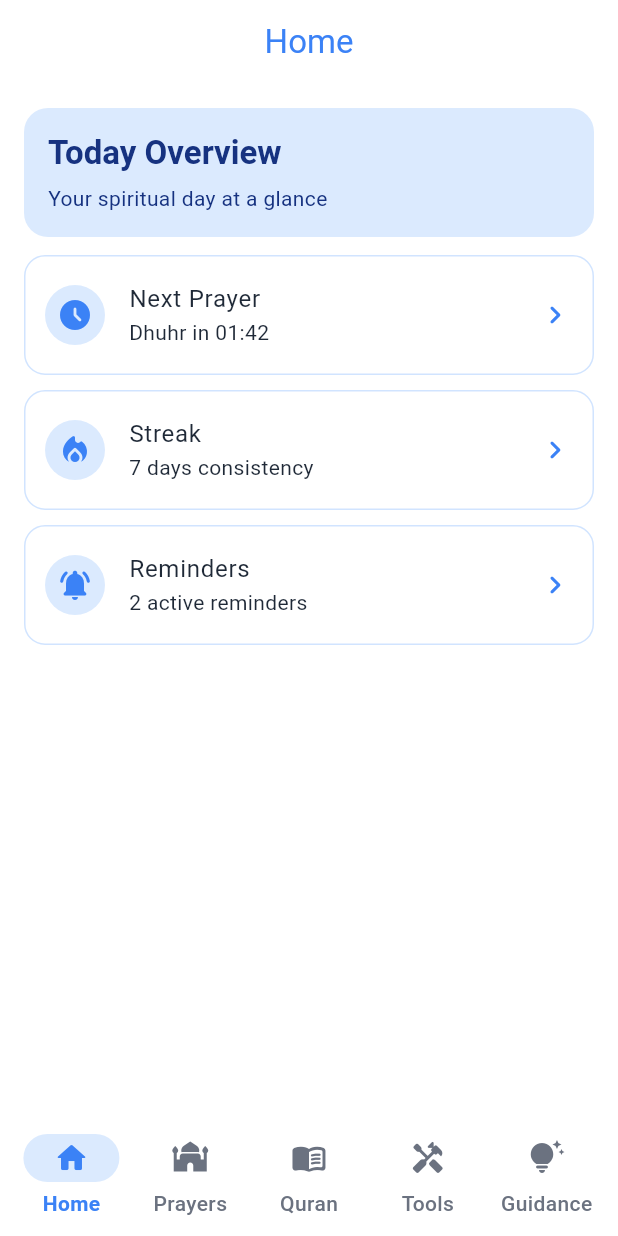
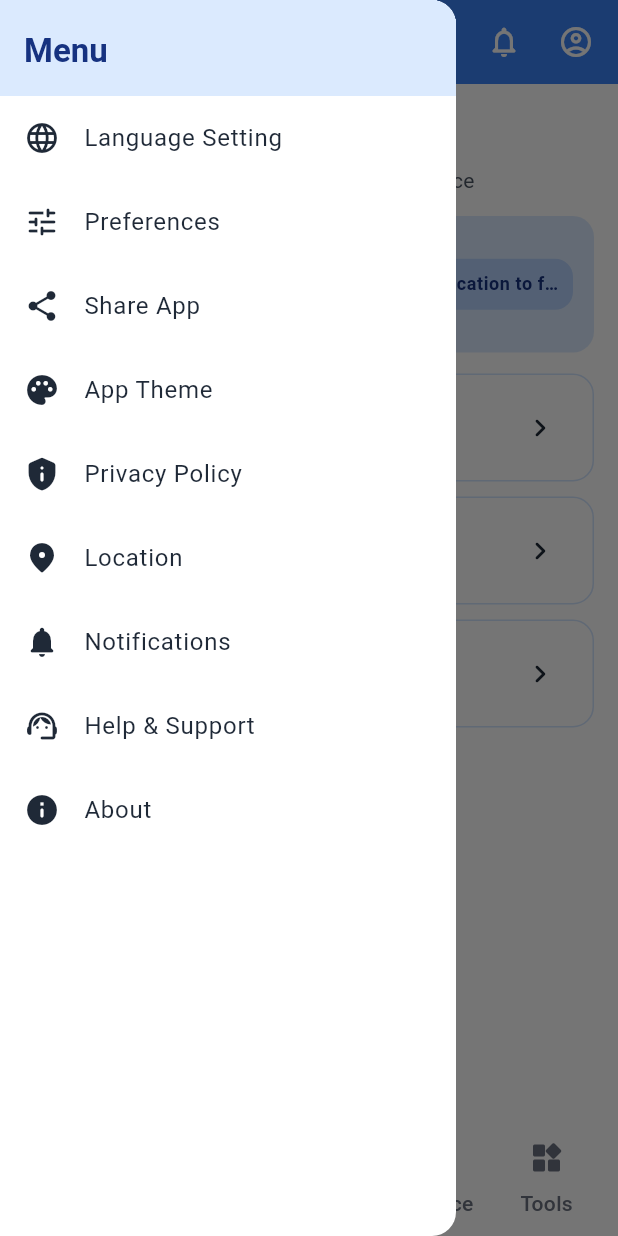
Before and after one commit to codemytelabs/Islamic-app, a Flutter app: the screen it shows after launch, with the side drawer open (before the commit the screen has no drawer), on a phone screen of 412 x 824 dp. Run offline on Flutter 3.47's test engine with Material 3 defaults, Android fonts, the light colour scheme and no system bars; our stand-ins replace geocoding, geolocator, hijri, shared_preferences.

Commit message:
side menu with widget enhancing

```diff
--- a/lib/core/main_shell.dart
+++ b/lib/core/main_shell.dart
@@ -1,6 +1,7 @@
 import 'package:flutter/material.dart';
-import '../shared/widgets/charm_section.dart';
 import '../shared/widgets/nafas_bottom_nav_bar.dart';
+import '../shared/widgets/app_side_menu_drawer.dart';
+import '../shared/widgets/home_hijri_location_card.dart';
 
 class MainShell extends StatefulWidget {
   const MainShell({super.key});
@@ -14,24 +15,136 @@ class _MainShellState extends State<MainShell> {
 
   static const List<NafasNavItem> _tabs = [
     NafasNavItem(label: 'Home', icon: Icons.home_rounded),
-    NafasNavItem(label: 'Prayers', icon: Icons.mosque_rounded),
-    NafasNavItem(label: 'Quran', icon: Icons.menu_book_rounded),
-    NafasNavItem(label: 'Tools', icon: Icons.handyman_rounded),
+      NafasNavItem(label: 'Prayers', icon: Icons.mosque_rounded),
+      NafasNavItem(label: 'Quran', icon: Icons.menu_book_rounded),
     NafasNavItem(label: 'Guidance', icon: Icons.tips_and_updates_rounded),
+    NafasNavItem(label: 'Tools', icon: Icons.widgets_rounded),
   ];
 
   static const List<Widget> _pages = [
     _HomeTab(),
-    _PrayersTab(),
-    _QuranTab(),
-    _ToolsTab(),
-    _GuidanceTab(),
+    _SectionPage(
+      title: 'Prayers',
+      subtitle: 'Prayer times and Qibla tools',
+      entries: [
+        _EntryData(
+          'Prayer Times',
+          'View daily prayer schedule',
+          Icons.schedule_rounded,
+        ),
+        _EntryData('Qibla', 'Find the Qibla direction', Icons.explore_rounded),
+      ],
+    ),
+    _SectionPage(
+      title: 'Quran',
+      subtitle: 'Read, reflect, and stay connected',
+      entries: [
+        _EntryData(
+          'Read Quran',
+          'Continue from your last ayah',
+          Icons.menu_book_rounded,
+        ),
+        _EntryData(
+          'Bookmarks',
+          'Quick access to saved surahs',
+          Icons.bookmarks_rounded,
+        ),
+        _EntryData(
+          'Tafsir',
+          'Understand verses with explanations',
+          Icons.chrome_reader_mode_rounded,
+        ),
+        _EntryData(
+          'Audio Recitation',
+          'Listen by your preferred reciter',
+          Icons.graphic_eq_rounded,
+        ),
+      ],
+    ),
+    _SectionPage(
+      title: 'Guidance',
+      subtitle: 'Daily learning and spiritual growth',
+      entries: [
+        _EntryData('Duas', 'Curated daily duas', Icons.favorite_rounded),
+        _EntryData(
+          'Adhkar',
+          'Morning and evening adhkar',
+          Icons.menu_book_rounded,
+        ),
+        _EntryData(
+          'Tasbih',
+          'Digital tasbih counter',
+          Icons.radio_button_checked_rounded,
+        ),
+        _EntryData('Fasting', 'Track fasting days', Icons.nights_stay_rounded),
+        _EntryData(
+          'Sadaqah',
+          'Manage charity intentions',
+          Icons.volunteer_activism_rounded,
+        ),
+        _EntryData(
+          'Reflections',
+          'Short spiritual reflections',
+          Icons.lightbulb_rounded,
+        ),
+        _EntryData(
+          'Learning',
+          'Bite-sized Islamic lessons',
+          Icons.school_rounded,
+        ),
+      ],
+    ),
+    _SectionPage(
+      title: 'Tools',
+      subtitle: 'Practical Islamic utilities',
+      entries: [
+        _EntryData(
+          'Zakat Calculator',
+          'Estimate zakat quickly',
+          Icons.calculate_rounded,
+        ),
+        _EntryData(
+          'Hijri Calendar',
+          'Check Hijri dates',
+          Icons.calendar_month_rounded,
+        ),
+      ],
+    ),
   ];
 
   @override
   Widget build(BuildContext context) {
     return Scaffold(
-      appBar: AppBar(title: Text(_tabs[_selectedIndex].label)),
+      drawer: AppSideMenuDrawer(
+        onItemSelected: (itemTitle) {
+          Navigator.of(context).pop();
+          ScaffoldMessenger.of(
+            context,
+          ).showSnackBar(SnackBar(content: Text('$itemTitle coming soon')));
+        },
+      ),
+      appBar: AppBar(
+        title: Text(_tabs[_selectedIndex].label),
+        actions: [
+          IconButton(
+            icon: const Icon(Icons.notifications_none_rounded),
+            onPressed: () {
+              ScaffoldMessenger.of(context).showSnackBar(
+                const SnackBar(content: Text('Notifications coming soon')),
+              );
+            },
+          ),
+          IconButton(
+            icon: const Icon(Icons.account_circle_outlined),
+            onPressed: () {
+              ScaffoldMessenger.of(context).showSnackBar(
+                const SnackBar(content: Text('Profile coming soon')),
+              );
+            },
+          ),
+          const SizedBox(width: 4),
+        ],
+      ),
       body: IndexedStack(index: _selectedIndex, children: _pages),
       bottomNavigationBar: NafasBottomNavBar(
         selectedIndex: _selectedIndex,
@@ -48,153 +161,93 @@ class _HomeTab extends StatelessWidget {
 
   @override
   Widget build(BuildContext context) {
-    return const CharmSection(
+    return const _SectionPage(
       title: 'Today Overview',
-      subtitle: 'Your spiritual day at a glance',
-      items: [
-        CharmItemData(
+      subtitle: 'Next prayer, streak, and reminders in one place',
+      entries: [
+        _EntryData(
           'Next Prayer',
           'Dhuhr in 01:42',
           Icons.access_time_filled_rounded,
         ),
-        CharmItemData(
+        _EntryData(
           'Streak',
           '7 days consistency',
           Icons.local_fire_department_rounded,
         ),
-        CharmItemData(
+        _EntryData(
           'Reminders',
           '2 active reminders',
           Icons.notifications_active_rounded,
+        ),
+      ],
+      topWidget: HomeHijriLocationCard(),
+    );
+  }
+}
+
+class _SectionPage extends StatelessWidget {
+  final String title;
+  final String subtitle;
+  final List<_EntryData> entries;
+  final Widget? topWidget;
+
+  const _SectionPage({
+    required this.title,
+    required this.subtitle,
+    required this.entries,
+    this.topWidget,
+  });
+
+  @override
+  Widget build(BuildContext context) {
+    final ColorScheme colors = Theme.of(context).colorScheme;
+
+    return ListView(
+      padding: const EdgeInsets.all(16),
+      children: [
+        Text(
+          title,
+          style: Theme.of(context).textTheme.headlineSmall?.copyWith(
+            color: colors.primary,
+            fontWeight: FontWeight.w700,
+          ),
+        ),
+        const SizedBox(height: 6),
+        Text(
+          subtitle,
+          style: Theme.of(
+            context,
+          ).textTheme.bodyMedium?.copyWith(color: const Color(0xFF4B5563)),
+        ),
+        const SizedBox(height: 14),
+        if (topWidget != null) topWidget!,
+        ...entries.map(
+          (entry) => Card(
+            elevation: 0,
+            margin: const EdgeInsets.only(bottom: 10),
+            shape: RoundedRectangleBorder(
+              borderRadius: BorderRadius.circular(14),
+              side: BorderSide(color: colors.outlineVariant),
+            ),
+            child: ListTile(
+              leading: Icon(entry.icon, color: colors.primary),
+              title: Text(entry.title),
+              subtitle: Text(entry.subtitle),
+              trailing: const Icon(Icons.chevron_right_rounded),
+              onTap: () {},
+            ),
+          ),
         ),
       ],
     );
   }
 }
 
-class _PrayersTab extends StatelessWidget {
-  const _PrayersTab();
+class _EntryData {
+  final String title;
+  final String subtitle;
+  final IconData icon;
 
-  @override
-  Widget build(BuildContext context) {
-    return const CharmSection(
-      title: 'Prayers',
-      subtitle: 'Stay aligned with time and direction',
-      items: [
-        CharmItemData(
-          'Prayer Times',
-          'View daily prayer schedule',
-          Icons.schedule_rounded,
-        ),
-        CharmItemData(
-          'Qibla',
-          'Find the Qibla direction',
-          Icons.explore_rounded,
-        ),
-      ],
-    );
-  }
+  const _EntryData(this.title, this.subtitle, this.icon);
 }
-
-class _QuranTab extends StatelessWidget {
-  const _QuranTab();
-
-  @override
-  Widget build(BuildContext context) {
-    return const CharmSection(
-      title: 'Quran',
-      subtitle: 'Read, reflect, and stay connected',
-      items: [
-        CharmItemData(
-          'Read Quran',
-          'Continue from your last ayah',
-          Icons.menu_book_rounded,
-        ),
-        CharmItemData(
-          'Bookmarks',
-          'Quick access to saved surahs',
-          Icons.bookmarks_rounded,
-        ),
-        CharmItemData(
-          'Tafsir',
-          'Understand verses with explanations',
-          Icons.chrome_reader_mode_rounded,
-        ),
-        CharmItemData(
-          'Audio Recitation',
-          'Listen by your preferred reciter',
-          Icons.graphic_eq_rounded,
-        ),
-      ],
-    );
-  }
-}
-
-class _ToolsTab extends StatelessWidget {
-  const _ToolsTab();
-
-  @override
-  Widget build(BuildContext context) {
-    return const CharmSection(
-      title: 'Tools',
-      subtitle: 'Practical Islamic tools',
-      items: [
-        CharmItemData(
-          'Zakat Calculator',
-          'Estimate zakat quickly',
-          Icons.calculate_rounded,
-        ),
-        CharmItemData(
-          'Hijri Calendar',
-          'Check Hijri dates',
-          Icons.calendar_month_rounded,
-        ),
-      ],
-    );
-  }
-}
-
-class _GuidanceTab extends StatelessWidget {
-  const _GuidanceTab();
-
-  @override
-  Widget build(BuildContext context) {
-    return const CharmSection(
-      title: 'Guidance',
-      subtitle: 'Learn and reflect every day',
-      items: [
-        CharmItemData('Duas', 'Curated daily duas', Icons.favorite_rounded),
-        CharmItemData(
-          'Adhkar',
-          'Morning and evening adhkar',
-          Icons.menu_book_rounded,
-        ),
-        CharmItemData(
-          'Tasbih',
-          'Digital tasbih counter',
-          Icons.radio_button_checked_rounded,
-        ),
-        CharmItemData(
-          'Fasting',
-          'Track fasting days',
-          Icons.nights_stay_rounded,
-        ),
-        CharmItemData(
-          'Sadaqah',
-          'Manage charity intentions',
-          Icons.volunteer_activism_rounded,
-        ),
-        CharmItemData(
-          'Reflections',
-          'Short spiritual reflections',
-          Icons.lightbulb_rounded,
-        ),
-        CharmItemData(
-          'Learning',
-          'Bite-sized Islamic lessons',
-          Icons.school_rounded,
-        ),
-      ],
-    );
-  }
-}
--- a/lib/core/theme.dart
+++ b/lib/core/theme.dart
@@ -20,8 +20,8 @@ class AppTheme {
       colorScheme: colorScheme,
       scaffoldBackgroundColor: Colors.white,
       appBarTheme: AppBarTheme(
-        backgroundColor: Colors.white,
-        foregroundColor: colorScheme.primary,
+        backgroundColor: colorScheme.primary,
+        foregroundColor: colorScheme.onPrimary,
         elevation: 0,
         centerTitle: true,
       ),
--- /dev/null
+++ b/lib/shared/widgets/app_side_menu_drawer.dart
@@ -0,0 +1,66 @@
+import 'package:flutter/material.dart';
+
+class AppSideMenuDrawer extends StatelessWidget {
+  final ValueChanged<String> onItemSelected;
+
+  const AppSideMenuDrawer({super.key, required this.onItemSelected});
+
+  static const List<_MenuItemData> _menuItems = [
+    _MenuItemData('Language Setting', Icons.language_rounded),
+    _MenuItemData('Preferences', Icons.tune_rounded),
+    _MenuItemData('Share App', Icons.share_rounded),
+    _MenuItemData('App Theme', Icons.palette_rounded),
+    _MenuItemData('Privacy Policy', Icons.privacy_tip_rounded),
+    _MenuItemData('Location', Icons.location_on_rounded),
+    _MenuItemData('Notifications', Icons.notifications_rounded),
+    _MenuItemData('Help & Support', Icons.support_agent_rounded),
+    _MenuItemData('About', Icons.info_rounded),
+  ];
+
+  @override
+  Widget build(BuildContext context) {
+    final ColorScheme colors = Theme.of(context).colorScheme;
+
+    return Drawer(
+      child: SafeArea(
+        child: Column(
+          children: [
+            Container(
+              width: double.infinity,
+              padding: const EdgeInsets.fromLTRB(16, 20, 16, 16),
+              color: colors.primaryContainer,
+              child: Text(
+                'Menu',
+                style: Theme.of(context).textTheme.titleLarge?.copyWith(
+                  fontWeight: FontWeight.w700,
+                  color: colors.onPrimaryContainer,
+                ),
+              ),
+            ),
+            Expanded(
+              child: ListView(
+                padding: EdgeInsets.zero,
+                children: _menuItems
+                    .map(
+                      (item) => ListTile(
+                        leading: Icon(item.icon),
+                        title: Text(item.title),
+                        onTap: () => onItemSelected(item.title),
+                      ),
+                    )
+                    .toList(growable: false),
+              ),
+            ),
+          ],
+        ),
+      ),
+    );
+  }
+}
+
+class _MenuItemData {
+  final String title;
+  final IconData icon;
+
+  const _MenuItemData(this.title, this.icon);
+}
```
